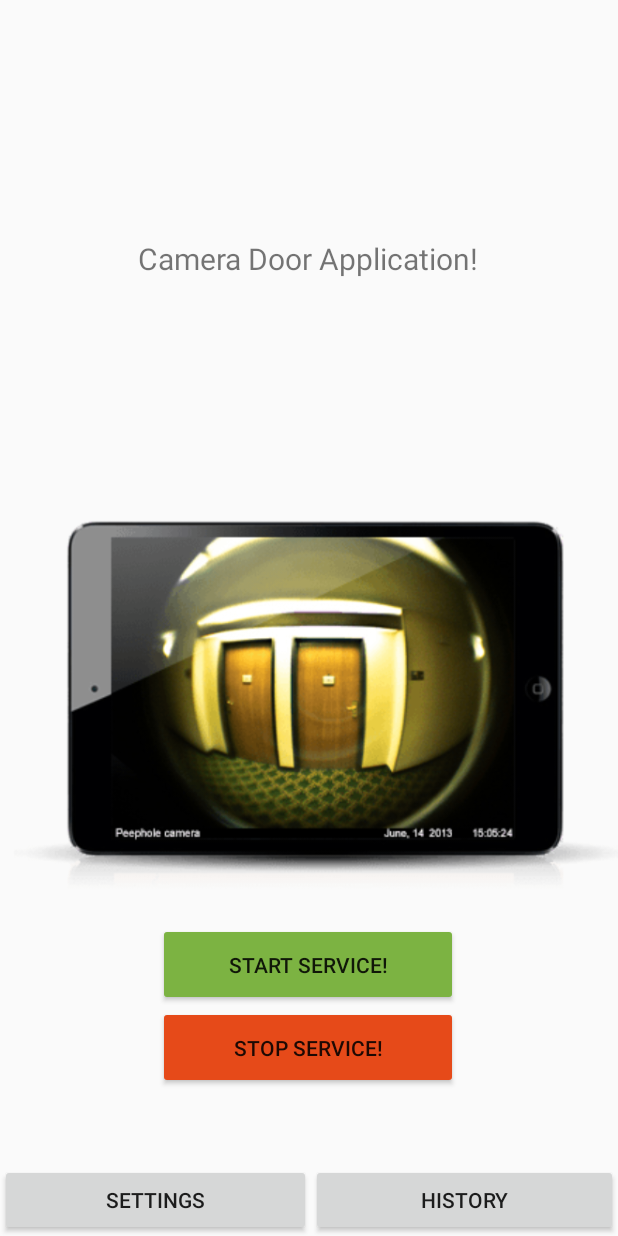
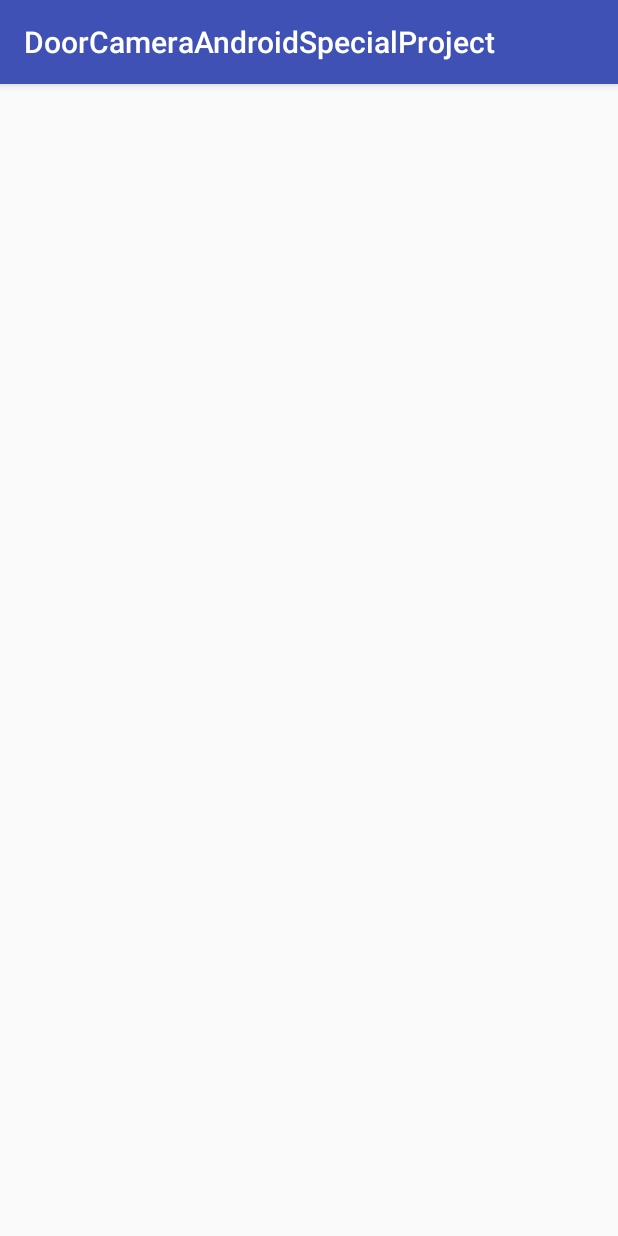
Before and after one commit to vaginessa/DoorCameraSpecialProject, an Android app: the screen it shows after launch (MainActivity before the commit, SettingsActivity after it), after a tap on "SETTINGS", on a phone screen of 412 x 824 dp. Run offline under Robolectric (Android 15) with nearby library versions, the phone set to English and light mode, and no system bars.

Commit message:
add settings activity and two methods for mainActivity onClick buttons - settings and history

```diff
--- a/app/src/main/java/vadymshevchenko/com/doorcameraandroidspecialproject/MainActivity.java
+++ b/app/src/main/java/vadymshevchenko/com/doorcameraandroidspecialproject/MainActivity.java
@@ -1,6 +1,7 @@
 package vadymshevchenko.com.doorcameraandroidspecialproject;
 
 import android.content.ComponentName;
+import android.content.Intent;
 import android.content.pm.PackageManager;
 import android.os.Bundle;
 import android.support.v7.app.AppCompatActivity;
@@ -14,28 +15,6 @@ public class MainActivity extends AppCompatActivity {
     protected void onCreate(Bundle savedInstanceState) {
         super.onCreate(savedInstanceState);
         setContentView(R.layout.activity_main);
-        Button button_start = (Button) findViewById(R.id.start_service);
-       /* button_start.setOnClickListener(new View.OnClickListener() {
-            @Override
-            public void onClick(View v) {
-                PackageManager pm = MainActivity.this.getPackageManager();
-                ComponentName componentName = new ComponentName(MainActivity.this, PowerReceiver.class);
-                pm.setComponentEnabledSetting(componentName,
-                        PackageManager.COMPONENT_ENABLED_STATE_ENABLED,
-                        PackageManager.DONT_KILL_APP);
-                Toast.makeText(getApplicationContext(), "activated", Toast.LENGTH_LONG).show();
-            }
-        });
-*/
-        Button button_stop = (Button) findViewById(R.id.stop_service);
-       /* button_stop.setOnClickListener(new View.OnClickListener() {
-
-            @Override
-            public void onClick(View v) {
-                // TODO Auto-generated method stub
-
-            }
-        });*/
     }
 
 
@@ -56,4 +35,12 @@ public class MainActivity extends AppCompatActivity {
                 PackageManager.DONT_KILL_APP);
         Toast.makeText(getApplicationContext(), "Приложение выключено!", Toast.LENGTH_LONG).show();
     }
+
+    public void clickOnSettings(View view) {
+        Intent intent = new Intent(this, SettingsActivity.class);
+        startActivity(intent);
+    }
+
+    public void clickOnHistory(View view) {
+    }
 }
--- /dev/null
+++ b/app/src/main/java/vadymshevchenko/com/doorcameraandroidspecialproject/SettingsActivity.java
@@ -0,0 +1,13 @@
+package vadymshevchenko.com.doorcameraandroidspecialproject;
+
+import android.support.v7.app.AppCompatActivity;
+import android.os.Bundle;
+
+public class SettingsActivity extends AppCompatActivity {
+
+    @Override
+    protected void onCreate(Bundle savedInstanceState) {
+        super.onCreate(savedInstanceState);
+        setContentView(R.layout.activity_settings);
+    }
+}
--- /dev/null
+++ b/app/src/main/res/layout/activity_settings.xml
@@ -0,0 +1,13 @@
+<?xml version="1.0" encoding="utf-8"?>
+<RelativeLayout xmlns:android="http://schemas.android.com/apk/res/android"
+    xmlns:tools="http://schemas.android.com/tools"
+    android:layout_width="match_parent"
+    android:layout_height="match_parent"
+    android:paddingBottom="@dimen/activity_vertical_margin"
+    android:paddingLeft="@dimen/activity_horizontal_margin"
+    android:paddingRight="@dimen/activity_horizontal_margin"
+    android:paddingTop="@dimen/activity_vertical_margin"
+    tools:context="vadymshevchenko.com.doorcameraandroidspecialproject.SettingsActivity">
+
+
+</RelativeLayout>
--- a/app/src/main/res/menu/menu_main.xml
+++ /dev/null
@@ -1,10 +0,0 @@
-<menu xmlns:android="http://schemas.android.com/apk/res/android"
-    xmlns:app="http://schemas.android.com/apk/res-auto"
-    xmlns:tools="http://schemas.android.com/tools"
-    tools:context="vadymshevchenko.com.doorcameraandroidspecialproject.MainActivity">
-    <item
-        android:id="@+id/action_settings"
-        android:orderInCategory="100"
-        android:title="@string/action_settings"
-        app:showAsAction="never" />
-</menu>
```
